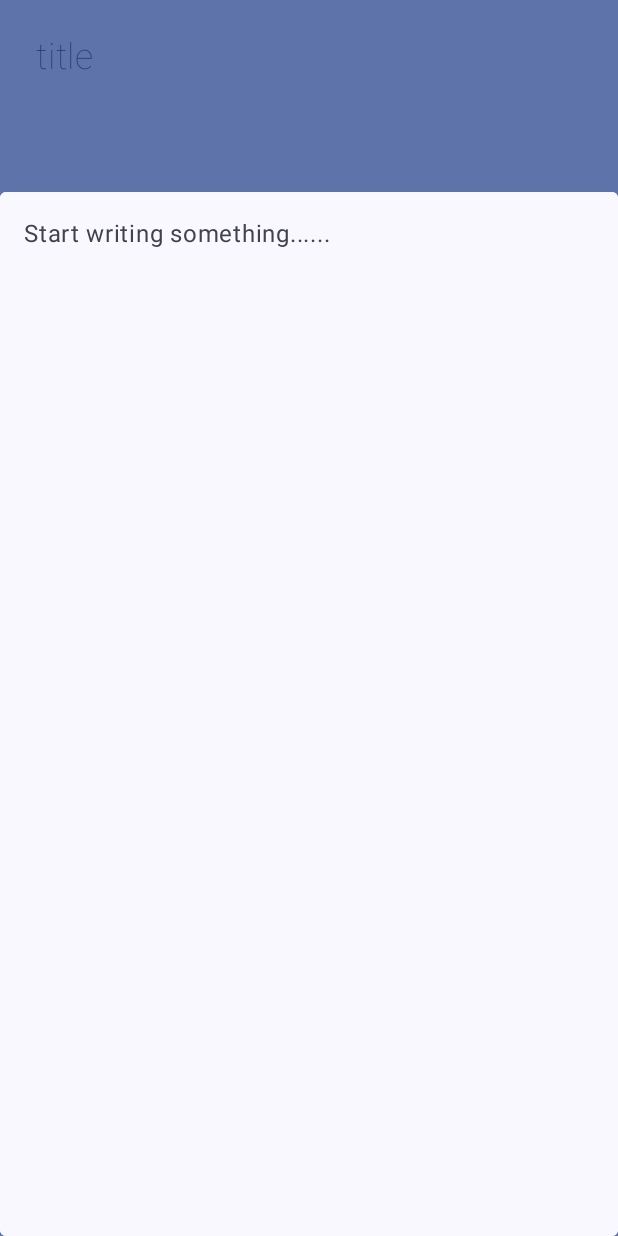
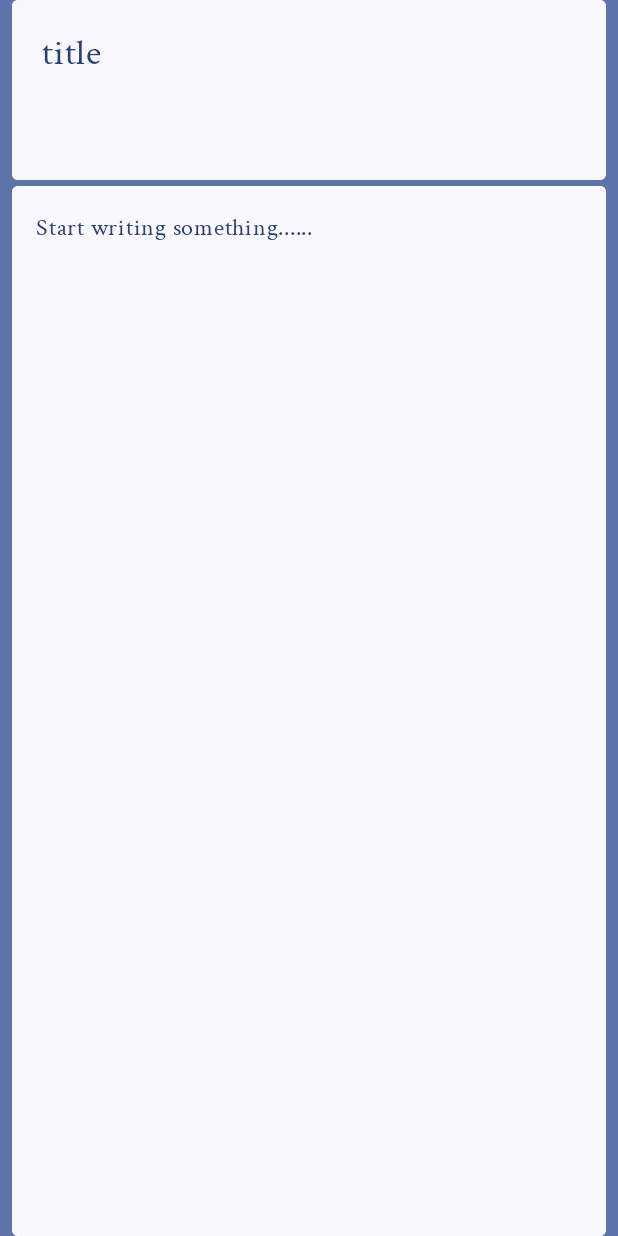
Before and after one commit to MinusMallard/MemoLog, an Android app built with Jetpack Compose: the screen it shows after launch (MainActivity), after a tap on "Add Button", on a phone screen of 412 x 824 dp. Run offline under Robolectric (Android 15) with nearby library versions, the phone set to English and light mode, and no system bars; our stand-ins replace Room's generated code.

Commit message:
added multiple improvements to the typography

```diff
--- a/app/src/main/java/com/example/letsdo/ui/screen/TaskEntryScreen.kt
+++ b/app/src/main/java/com/example/letsdo/ui/screen/TaskEntryScreen.kt
@@ -1,19 +1,23 @@
 package com.example.letsdo.ui.screen
 
 import androidx.activity.compose.BackHandler
+import androidx.compose.foundation.MutatePriority
 import androidx.compose.foundation.background
 import androidx.compose.foundation.layout.Box
 import androidx.compose.foundation.layout.Column
+import androidx.compose.foundation.layout.asPaddingValues
 import androidx.compose.foundation.layout.fillMaxSize
 import androidx.compose.foundation.layout.fillMaxWidth
 import androidx.compose.foundation.layout.height
 import androidx.compose.foundation.layout.padding
 import androidx.compose.foundation.text.KeyboardActions
 import androidx.compose.foundation.text.KeyboardOptions
+import androidx.compose.material3.ExperimentalMaterial3Api
 import androidx.compose.material3.MaterialTheme
 import androidx.compose.material3.OutlinedTextField
 import androidx.compose.material3.OutlinedTextFieldDefaults
 import androidx.compose.material3.Text
+import androidx.compose.material3.TopAppBarDefaults.windowInsets
 import androidx.compose.runtime.Composable
 import androidx.compose.runtime.LaunchedEffect
 import androidx.compose.runtime.remember
@@ -41,6 +45,7 @@ object EntryDestination : NavDestination {
     override val route = "entry_details"
 }
 
+@OptIn(ExperimentalMaterial3Api::class)
 @Composable
 fun EntryScreen(
     navigateBack:() -> Unit,
@@ -58,54 +63,25 @@ fun EntryScreen(
             navController.popBackStack()
         }
     )
-//    BackHandler(
-//        onBack = { navigateBack()
-//            if (viewModel.validateInput()) {
-//                viewModel.addEntry()
-//            }
-//        }
-//    )
-
-
     if (id != -1) {
         LaunchedEffect(Unit) {
             viewModel.loadEntry(id)
         }
+    } else {
+        LaunchedEffect(Unit) {
+            viewModel.updateUiStateId(id)
+        }
     }
     val coroutineScope = rememberCoroutineScope()
     Box(modifier = Modifier
+        .padding(windowInsets.asPaddingValues())
         .fillMaxSize()
         .background(MaterialTheme.colorScheme.primaryContainer)) {
-        Column {
-//        Row(modifier = modifier
-//            .padding(4.dp)
-//            .fillMaxWidth(),
-//            horizontalArrangement = Arrangement.End
-//        ) {
-//            IconButton(
-//                onClick = { navigateBack() },
-//                colors = IconButtonDefaults.iconButtonColors(
-//                    containerColor = MaterialTheme.colorScheme.primary,
-//                    contentColor = MaterialTheme.colorScheme.onPrimary
-//                )
-//            ){
-//                Icon(imageVector = Icons.Default.Close, contentDescription = null)
-//            }
-//            IconButton(onClick = {
-//                                 coroutineScope.launch {
-//                                     viewModel.addEntry()
-//                                     navigateBack()
-//                                 }
-//                },
-//                colors = IconButtonDefaults.iconButtonColors(
-//                    containerColor = MaterialTheme.colorScheme.primary,
-//                    contentColor = MaterialTheme.colorScheme.onPrimary
-//                ),
-//                enabled = viewModel.validateInput(viewModel.uiState)
-//                ) {
-//                Icon(imageVector = Icons.Default.Check, contentDescription = null)
-//            }
-//        }
+        Column(
+            modifier = Modifier
+                .fillMaxSize()
+                .padding(start = 8.dp, end = 8.dp)
+        ) {
             val focusRequester = remember {
                 FocusRequester()
             }
@@ -117,11 +93,11 @@ fun EntryScreen(
                 textStyle = TextStyle(
                     fontSize = 24.sp,
                     fontWeight = FontWeight.Light,
-                    fontFamily = crimsonFontFamily
+                    fontFamily = crimsonFontFamily,
+                    color = MaterialTheme.colorScheme.primary
                 ),
                 modifier = modifier
-                    .fillMaxWidth()
-                    .padding(4.dp)
+                    .fillMaxWidth().padding(bottom = 4.dp)
                     .height(120.dp)
 
                     .align(Alignment.CenterHorizontally),
@@ -130,19 +106,18 @@ fun EntryScreen(
                         modifier = Modifier.padding(4.dp),
                         fontSize = 24.sp,
                         fontWeight = FontWeight.Thin,
-                        color = MaterialTheme.colorScheme.primary
+                        color = MaterialTheme.colorScheme.primary,
+                        fontFamily = crimsonFontFamily
                     )
                 },
                 keyboardOptions = KeyboardOptions.Default.copy(imeAction = ImeAction.Next),
 
                 keyboardActions = KeyboardActions(onNext = { focusRequester.requestFocus() }),
                 colors = OutlinedTextFieldDefaults.colors(
-                    focusedBorderColor = MaterialTheme.colorScheme.primaryContainer,
-                    unfocusedBorderColor = MaterialTheme.colorScheme.primaryContainer,
-                    focusedContainerColor = MaterialTheme.colorScheme.primaryContainer,
-                    unfocusedContainerColor = MaterialTheme.colorScheme.primaryContainer,
-                    focusedTextColor = MaterialTheme.colorScheme.primary,
-                    unfocusedTextColor = MaterialTheme.colorScheme.primary
+                    focusedBorderColor = MaterialTheme.colorScheme.background,
+                    unfocusedBorderColor = MaterialTheme.colorScheme.background,
+                    focusedContainerColor = MaterialTheme.colorScheme.background,
+                    unfocusedContainerColor = MaterialTheme.colorScheme.background,
                 ),
 
             )
@@ -151,7 +126,12 @@ fun EntryScreen(
                 onValueChange = { viewModel.updateUiStateDesc(it)},
                 modifier = modifier
                     .fillMaxSize().focusRequester(focusRequester),
-                placeholder = {Text(text = "Start writing something......")},
+                placeholder = {
+                    Text(
+                        text = "Start writing something......",
+                        fontFamily = crimsonFontFamily,
+                        color = MaterialTheme.colorScheme.primary,
+                    ) },
                 textStyle = TextStyle(
                     fontSize = 18.sp,
                     fontWeight = FontWeight.Light,
@@ -177,14 +157,3 @@ fun EntryScreen(
         }
     }
 }
-
-
-
-
-//@Preview (showBackground =  true)
-//@Composable
-//fun EntryScreenPreview() {
-//    LetsDoTheme {
-//        EntryScreen(navigateBack =  {}, id = -1)
-//    }
-//}
```
